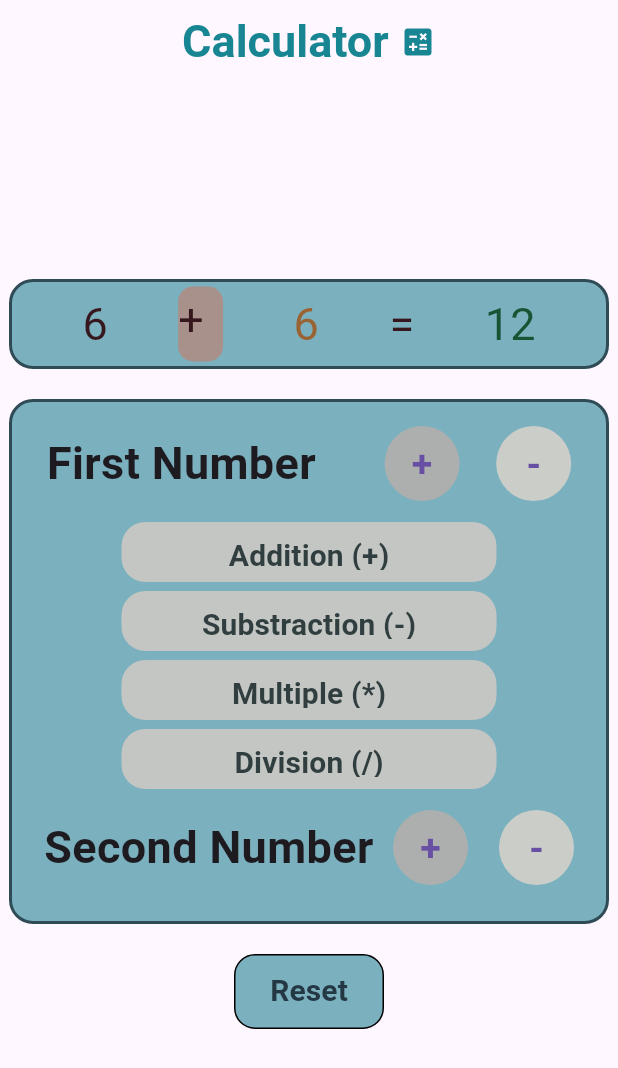
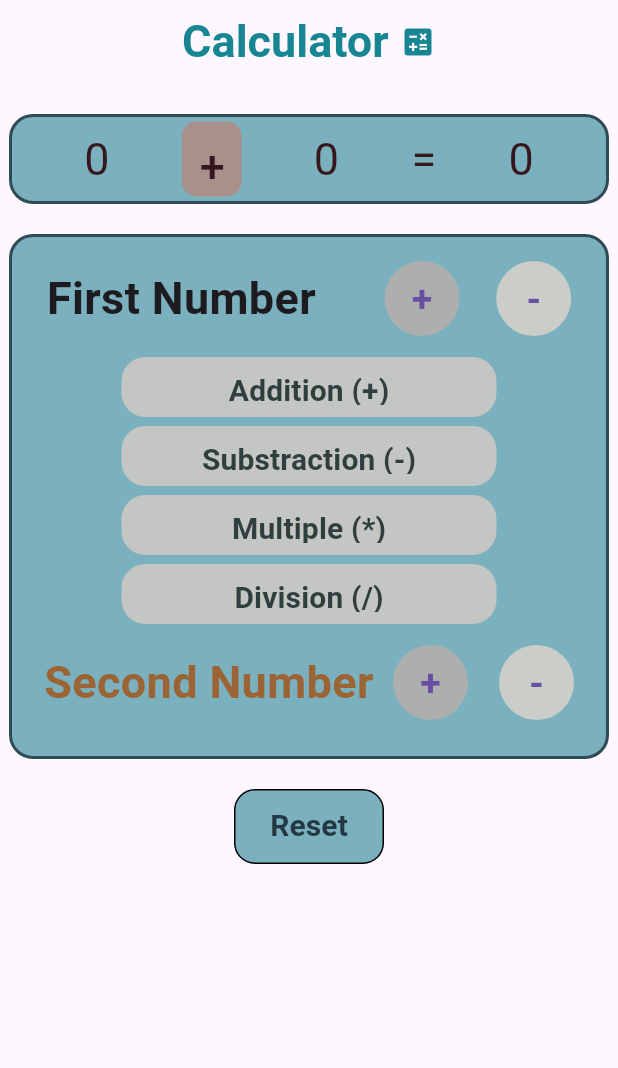
Before and after one commit to Riyam224/calc_app_bloc_flutter, a Flutter app: the screen it shows after launch, after a tap on "Addition (+)", on a phone screen of 412 x 824 dp. Shown: the top 1068 px of the screen. Run offline on Flutter 3.47's test engine with Material 3 defaults, Android fonts, the phone set to English and light mode, and no system bars; our stand-ins replace bloc, flutter_bloc, lottie; network calls fail.

Commit message:
add bloc to the logic

```diff
--- /dev/null
+++ b/lib/bloc/calculator_bloc.dart
@@ -0,0 +1,61 @@
+import 'package:bloc/bloc.dart';
+import 'package:meta/meta.dart';
+
+part 'calculator_event.dart';
+part 'calculator_state.dart';
+
+class CalculatorBloc extends Bloc<CalculatorEvent, CalculatorState> {
+  int counter1 = 0;
+  String opertator = "";
+  int counter2 = 0;
+  num result = 0;
+
+  CalculatorBloc() : super(CalculatorInitial()) {
+    on<CalculatorEvent>((event, emit) {
+      if (event is IncreamentEvent1) {
+        counter1++;
+
+        emit(CounterValueChanged(counter1, counter2, result, opertator));
+      } else if (event is IncreamentEvent2) {
+        counter2++;
+
+        emit(CounterValueChanged(counter1, counter2, result, opertator));
+      } else if (event is DcrementEvent1) {
+        counter1--;
+
+        emit(CounterValueChanged(counter1, counter2, result, opertator));
+      } else if (event is DcrementEvent2) {
+        counter2--;
+
+        emit(CounterValueChanged(counter1, counter2, result, opertator));
+      } else if (event is AddEvent) {
+        opertator = "+";
+        result = (counter1 + counter2);
+
+        emit(CounterValueChanged(counter1, counter2, result, opertator));
+      } else if (event is SubstractionEvent) {
+        opertator = "-";
+        result = (counter1 - counter2);
+
+        emit(CounterValueChanged(counter1, counter2, result, opertator));
+      } else if (event is MultiplyEvent) {
+        opertator = "*";
+        result = (counter1 * counter2);
+
+        emit(CounterValueChanged(counter1, counter2, result, opertator));
+      } else if (event is DevisionEvent) {
+        opertator = "/";
+        result = (counter1 / counter2);
+
+        emit(CounterValueChanged(counter1, counter2, result, opertator));
+      } else {
+        counter1 = 0;
+        counter2 = 0;
+        result = 0;
+        opertator = "";
+
+        emit(CounterValueChanged(counter1, counter2, result, opertator));
+      }
+    });
+  }
+}
--- /dev/null
+++ b/lib/bloc/calculator_event.dart
@@ -0,0 +1,22 @@
+part of 'calculator_bloc.dart';
+
+abstract class CalculatorEvent {}
+
+// todo
+class IncreamentEvent1 extends CalculatorEvent {}
+
+class IncreamentEvent2 extends CalculatorEvent {}
+
+class DcrementEvent1 extends CalculatorEvent {}
+
+class DcrementEvent2 extends CalculatorEvent {}
+
+class AddEvent extends CalculatorEvent {}
+
+class SubstractionEvent extends CalculatorEvent {}
+
+class MultiplyEvent extends CalculatorEvent {}
+
+class DevisionEvent extends CalculatorEvent {}
+
+class ResetEvent extends CalculatorEvent {}
--- /dev/null
+++ b/lib/bloc/calculator_state.dart
@@ -0,0 +1,15 @@
+part of 'calculator_bloc.dart';
+
+abstract class CalculatorState {}
+
+final class CalculatorInitial extends CalculatorState {}
+
+// todo state
+class CounterValueChanged extends CalculatorState {
+  final int counter1;
+  final int counter2;
+  final num result;
+  final String operator;
+
+  CounterValueChanged(this.counter1, this.counter2, this.result, this.operator);
+}
--- a/lib/main.dart
+++ b/lib/main.dart
@@ -1,6 +1,7 @@
+import 'package:calc_task_bloc/bloc/calculator_bloc.dart';
 import 'package:calc_task_bloc/views/home_view.dart';
-import 'package:calc_task_bloc/views/splash_view.dart';
 import 'package:flutter/material.dart';
+import 'package:flutter_bloc/flutter_bloc.dart';
 
 void main() {
   runApp(const CalcApp());
@@ -11,9 +12,13 @@ class CalcApp extends StatelessWidget {
 
   @override
   Widget build(BuildContext context) {
-    return const MaterialApp(
+    return MaterialApp(
       debugShowCheckedModeBanner: false,
-      home: HomeView(),
+      // todo
+      home: BlocProvider(
+        create: (context) => CalculatorBloc(),
+        child: HomeView(),
+      ),
     );
   }
 }
--- a/lib/views/home_view.dart
+++ b/lib/views/home_view.dart
@@ -1,12 +1,24 @@
+// ignore_for_file: unused_local_variable, unnecessary_brace_in_string_interps
+
+import 'package:calc_task_bloc/bloc/calculator_bloc.dart';
 import 'package:calc_task_bloc/widgets/operation_btns.dart';
 import 'package:calc_task_bloc/widgets/reset_btn.dart';
 import 'package:flutter/material.dart';
+import 'package:flutter_bloc/flutter_bloc.dart';
 
-class HomeView extends StatelessWidget {
-  const HomeView({super.key});
+class HomeView extends StatefulWidget {
+  HomeView({super.key});
 
   @override
+  State<HomeView> createState() => _HomeViewState();
+}
+
+class _HomeViewState extends State<HomeView> {
+// todo
+  @override
   Widget build(BuildContext context) {
+    // todo
+    // final calculatorBloc = BlocProvider.of<CalculatorBloc>(context);
     return Scaffold(
       appBar: AppBar(
           title: const Row(
@@ -29,7 +41,7 @@ class HomeView extends StatelessWidget {
       body: Column(
         children: [
           const SizedBox(
-            height: 130,
+            height: 20,
           ),
           // todo container
           Center(
@@ -50,37 +62,91 @@ class HomeView extends StatelessWidget {
               child: Row(
                 mainAxisAlignment: MainAxisAlignment.spaceEvenly,
                 children: [
-                  // todo number1
-                  const Text(
-                    '6',
+                  // todo number 1 ___________
+                  BlocBuilder<CalculatorBloc, CalculatorState>(
+                    builder: (context, state) {
+                      if (state is CalculatorInitial) {
+                        return const Text(
+                          '0',
                           style: TextStyle(
                             fontSize: 30,
                             color: Color(0xff36171e),
                           ),
+                        );
+                      } else if (state is CounterValueChanged) {
+                        return Text(
+                          "${state.counter1}",
+                          style: const TextStyle(
+                            fontSize: 30,
+                            color: Color(0xff36171e),
                           ),
-                  // todo the operator
+                        );
+                      } else {
+                        return Container();
+                      }
+                    },
+                  ),
+
+                  // todo the operator +
                   Container(
-                    width: 30,
+                      width: 40,
                       height: 50,
                       decoration: BoxDecoration(
                         color: const Color(0xffa8918b),
                         borderRadius: BorderRadius.circular(10),
                       ),
+                      // todo operator
+                      child: Center(
+                          child: BlocBuilder<CalculatorBloc, CalculatorState>(
+                        builder: (context, state) {
+                          if (state is CalculatorInitial) {
+                            return TextButton(
+                                onPressed: () {},
                                 child: const Text(
-                      '+',
+                                  "",
                                   style: TextStyle(
                                     fontSize: 30,
                                     color: Color(0xff36171e),
                                   ),
+                                ));
+                          } else if (state is CounterValueChanged) {
+                            return TextButton(
+                                onPressed: () {},
+                                child: Text(
+                                  "${state.operator}",
+                                  style: const TextStyle(
+                                    fontSize: 30,
+                                    color: Color(0xff36171e),
                                   ),
-                  ),
+                                ));
+                          } else {
+                            return Container();
+                          }
+                        },
+                      ))),
                   // todo number 2
-                  const Text(
-                    '6',
+                  BlocBuilder<CalculatorBloc, CalculatorState>(
+                    builder: (context, state) {
+                      if (state is CalculatorInitial) {
+                        return const Text(
+                          '0',
                           style: TextStyle(
                             fontSize: 30,
-                      color: Color(0xff9a6334),
+                            color: Color(0xff36171e),
                           ),
+                        );
+                      } else if (state is CounterValueChanged) {
+                        return Text(
+                          "${state.counter2}",
+                          style: const TextStyle(
+                            fontSize: 30,
+                            color: Color(0xff36171e),
+                          ),
+                        );
+                      } else {
+                        return Container();
+                      }
+                    },
                   ),
                   // todo =
                   const Text(
@@ -91,12 +157,28 @@ class HomeView extends StatelessWidget {
                     ),
                   ),
                   // todo the result
-                  const Text(
-                    '12',
+                  BlocBuilder<CalculatorBloc, CalculatorState>(
+                    builder: (context, state) {
+                      if (state is CalculatorInitial) {
+                        return const Text(
+                          '0',
                           style: TextStyle(
                             fontSize: 30,
-                      color: Color(0xff185334),
+                            color: Color(0xff36171e),
                           ),
+                        );
+                      } else if (state is CounterValueChanged) {
+                        return Text(
+                          "${state.result}",
+                          style: const TextStyle(
+                            fontSize: 30,
+                            color: Color(0xff36171e),
+                          ),
+                        );
+                      } else {
+                        return Container();
+                      }
+                    },
                   ),
                 ],
               ),
--- a/lib/views/splash_view.dart
+++ b/lib/views/splash_view.dart
@@ -19,7 +19,7 @@ class _SplashViewState extends State<SplashView> {
     Timer(const Duration(seconds: 10), () {
       Navigator.of(context).pushReplacement(
         MaterialPageRoute(
-          builder: (context) => const HomeView(),
+          builder: (context) => HomeView(),
         ),
       );
     });
```
Also changed, not shown: lib/repos/calculator_repo.dart (added, +45 -0 lines), lib/widgets/operation_btns.dart (+42 -8 lines), lib/widgets/reset_btn.dart (+6 -1 lines), pubspec.yaml (+1 -6 lines), pubspec.lock. Lines whose indentation alone changed are shown as unchanged.
